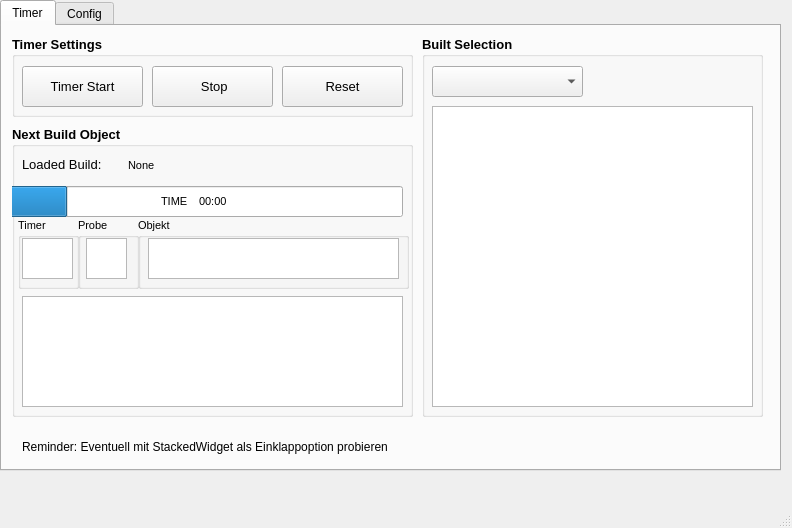
Old version of the form GUI/GUI.ui in the repository Vertunis/StarCraft2-Build-Timer.
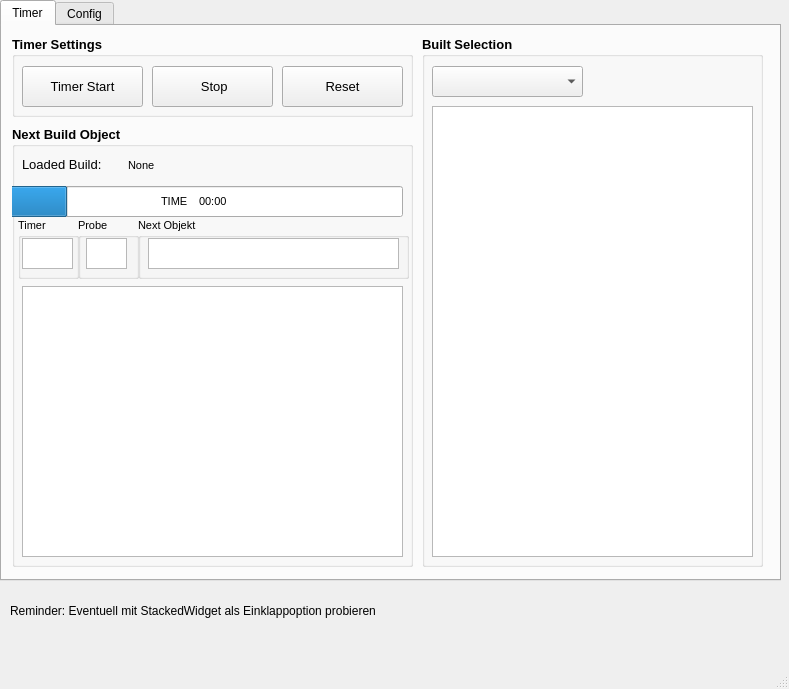
New version of the form.

The edit to the form file:
```diff
--- a/GUI/GUI.ui
+++ b/GUI/GUI.ui
@@ -6,8 +6,8 @@
    <rect>
     <x>0</x>
     <y>0</y>
-    <width>792</width>
-    <height>528</height>
+    <width>789</width>
+    <height>689</height>
    </rect>
   </property>
   <property name="windowTitle">
@@ -20,7 +20,7 @@
       <x>0</x>
       <y>0</y>
       <width>781</width>
-      <height>471</height>
+      <height>581</height>
      </rect>
     </property>
     <property name="currentIndex">
@@ -36,7 +36,7 @@
         <x>420</x>
         <y>10</y>
         <width>341</width>
-        <height>381</height>
+        <height>531</height>
        </rect>
       </property>
       <property name="font">
@@ -75,7 +75,7 @@
          <x>10</x>
          <y>70</y>
          <width>321</width>
-         <height>301</height>
+         <height>451</height>
         </rect>
        </property>
       </widget>
@@ -172,7 +172,7 @@
         <x>10</x>
         <y>100</y>
         <width>401</width>
-        <height>291</height>
+        <height>441</height>
        </rect>
       </property>
       <property name="font">
@@ -191,7 +191,7 @@
          <x>126</x>
          <y>92</y>
          <width>271</width>
-         <height>71</height>
+         <height>61</height>
         </rect>
        </property>
        <property name="font">
@@ -202,7 +202,7 @@
         </font>
        </property>
        <property name="title">
-        <string>Objekt</string>
+        <string>Next Objekt</string>
        </property>
        <widget class="QTextBrowser" name="textBrowser_object">
         <property name="geometry">
@@ -210,7 +210,7 @@
           <x>10</x>
           <y>20</y>
           <width>251</width>
-          <height>41</height>
+          <height>31</height>
          </rect>
         </property>
         <property name="font">
@@ -228,7 +228,7 @@
          <x>66</x>
          <y>92</y>
          <width>61</width>
-         <height>71</height>
+         <height>61</height>
         </rect>
        </property>
        <property name="font">
@@ -247,7 +247,7 @@
           <x>8</x>
           <y>20</y>
           <width>41</width>
-          <height>41</height>
+          <height>31</height>
          </rect>
         </property>
         <property name="font">
@@ -265,7 +265,7 @@
          <x>6</x>
          <y>92</y>
          <width>61</width>
-         <height>71</height>
+         <height>61</height>
         </rect>
        </property>
        <property name="font">
@@ -284,7 +284,7 @@
           <x>4</x>
           <y>20</y>
           <width>51</width>
-          <height>41</height>
+          <height>31</height>
          </rect>
         </property>
         <property name="font">
@@ -407,26 +407,13 @@
        <property name="geometry">
         <rect>
          <x>10</x>
-         <y>170</y>
+         <y>160</y>
          <width>381</width>
-         <height>111</height>
+         <height>271</height>
         </rect>
        </property>
       </widget>
      </widget>
-     <widget class="QLabel" name="label">
-      <property name="geometry">
-       <rect>
-        <x>20</x>
-        <y>400</y>
-        <width>411</width>
-        <height>41</height>
-       </rect>
-      </property>
-      <property name="text">
-       <string>Reminder: Eventuell mit StackedWidget als Einklappoption probieren</string>
-      </property>
-     </widget>
     </widget>
     <widget class="QWidget" name="tab_2">
      <attribute name="title">
@@ -434,6 +421,19 @@
      </attribute>
     </widget>
    </widget>
+   <widget class="QLabel" name="label">
+    <property name="geometry">
+     <rect>
+      <x>10</x>
+      <y>590</y>
+      <width>411</width>
+      <height>41</height>
+     </rect>
+    </property>
+    <property name="text">
+     <string>Reminder: Eventuell mit StackedWidget als Einklappoption probieren</string>
+    </property>
+   </widget>
   </widget>
   <widget class="QMenuBar" name="menubar">
    <property name="geometry">
```
Left out of the diff: 2 changed lines with no effect on the pictures.
